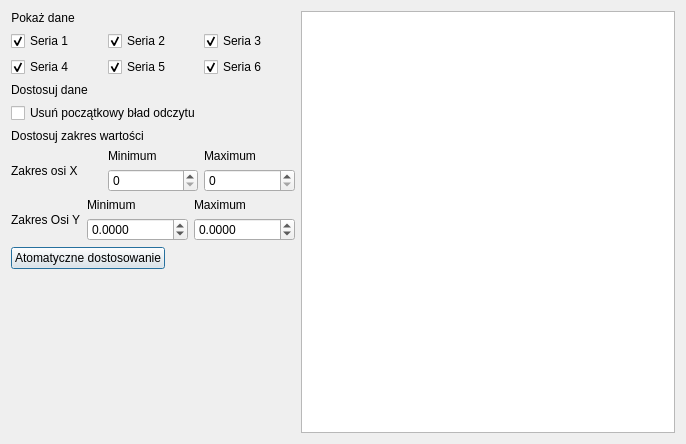
Old version of the form chartdialog.ui in the repository JakubDulewicz/CosDataAnalysis.
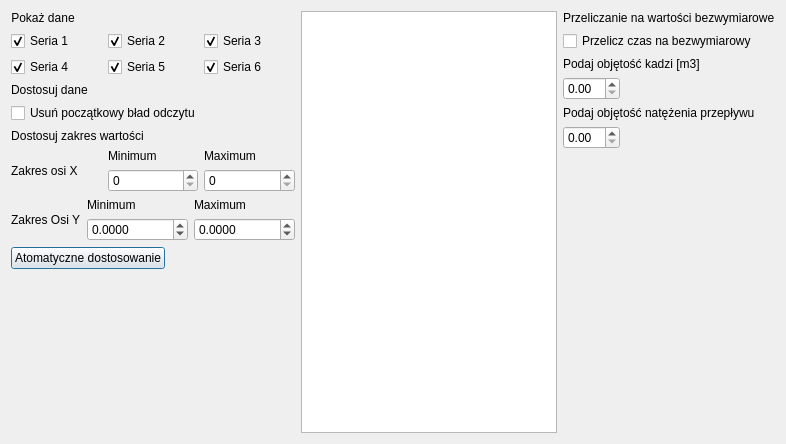
New version of the form. Custom widgets are drawn as their Qt base class.

```diff
--- a/chartdialog.ui
+++ b/chartdialog.ui
@@ -306,6 +306,101 @@
      </property>
     </widget>
    </item>
+   <item>
+    <layout class="QVBoxLayout" name="verticalLayout_2">
+     <item>
+      <layout class="QVBoxLayout" name="verticalLayout_4">
+       <item>
+        <layout class="QVBoxLayout" name="verticalLayout_9">
+         <item>
+          <widget class="QLabel" name="label_11">
+           <property name="sizePolicy">
+            <sizepolicy hsizetype="Maximum" vsizetype="Preferred">
+             <horstretch>0</horstretch>
+             <verstretch>0</verstretch>
+            </sizepolicy>
+           </property>
+           <property name="text">
+            <string>Przeliczanie na wartości bezwymiarowe</string>
+           </property>
+          </widget>
+         </item>
+         <item>
+          <widget class="QCheckBox" name="checkBoxDimensionlessTime">
+           <property name="sizePolicy">
+            <sizepolicy hsizetype="Maximum" vsizetype="Fixed">
+             <horstretch>0</horstretch>
+             <verstretch>0</verstretch>
+            </sizepolicy>
+           </property>
+           <property name="text">
+            <string>Przelicz czas na bezwymiarowy</string>
+           </property>
+          </widget>
+         </item>
+         <item>
+          <layout class="QVBoxLayout" name="verticalLayout_12">
+           <item>
+            <widget class="QLabel" name="labelTundishCapacity">
+             <property name="text">
+              <string>Podaj objętość kadzi [m3]</string>
+             </property>
+            </widget>
+           </item>
+           <item>
+            <widget class="QDoubleSpinBox" name="doubleSpinBoxTundishCapacity">
+             <property name="sizePolicy">
+              <sizepolicy hsizetype="Maximum" vsizetype="Fixed">
+               <horstretch>0</horstretch>
+               <verstretch>0</verstretch>
+              </sizepolicy>
+             </property>
+            </widget>
+           </item>
+           <item>
+            <widget class="QLabel" name="labelLiquidFlow">
+             <property name="sizePolicy">
+              <sizepolicy hsizetype="Maximum" vsizetype="Preferred">
+               <horstretch>0</horstretch>
+               <verstretch>0</verstretch>
+              </sizepolicy>
+             </property>
+             <property name="text">
+              <string>Podaj objętość natężenia przepływu</string>
+             </property>
+            </widget>
+           </item>
+           <item>
+            <widget class="QDoubleSpinBox" name="doubleSpinBoxLiquidFlow">
+             <property name="sizePolicy">
+              <sizepolicy hsizetype="Maximum" vsizetype="Fixed">
+               <horstretch>0</horstretch>
+               <verstretch>0</verstretch>
+              </sizepolicy>
+             </property>
+            </widget>
+           </item>
+          </layout>
+         </item>
+        </layout>
+       </item>
+      </layout>
+     </item>
+     <item>
+      <spacer name="verticalSpacer_2">
+       <property name="orientation">
+        <enum>Qt::Vertical</enum>
+       </property>
+       <property name="sizeHint" stdset="0">
+        <size>
+         <width>20</width>
+         <height>40</height>
+        </size>
+       </property>
+      </spacer>
+     </item>
+    </layout>
+   </item>
   </layout>
  </widget>
  <customwidgets>
```
